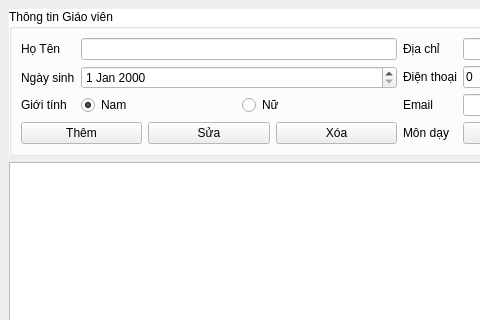
First picture: the form in HongGrader/quanlygiaovien.ui, repository vumari/HongGrader, before the edit; both pictures show x 0 to 480 and y 0 to 320 of the 800 by 600 pixel window.
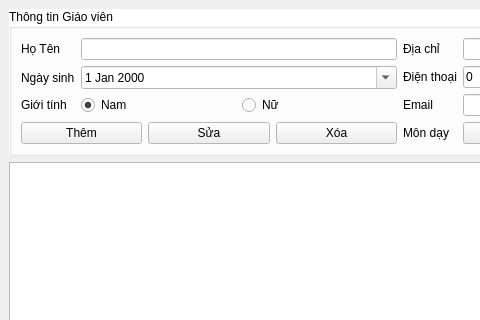
Second picture: the form after the edit.

```diff
--- a/HongGrader/quanlygiaovien.ui
+++ b/HongGrader/quanlygiaovien.ui
@@ -94,7 +94,11 @@
           </widget>
          </item>
          <item row="1" column="1">
-          <widget class="QDateEdit" name="DEngaysinh"/>
+          <widget class="QDateEdit" name="DEngaysinh">
+           <property name="calendarPopup">
+            <bool>true</bool>
+           </property>
+          </widget>
          </item>
          <item row="2" column="0">
           <widget class="QLabel" name="label_3">
```
